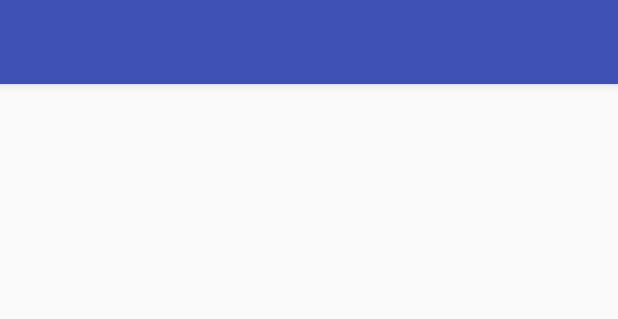
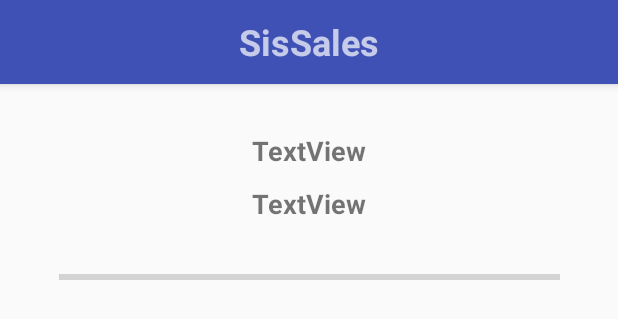
Before and after one commit to Sistemium/stm-android, an Android app: the layout activity_profile.xml on its own in the app's theme, with its tools: preview values and no code run, on a phone screen of 412 x 824 dp. Shown: the top 319 px of the screen. Run offline under Robolectric (Android 15) with nearby library versions, the phone set to English and light mode, and no system bars.

Commit message:
profile with progress

```diff
--- a/app/src/main/res/layout/activity_profile.xml
+++ b/app/src/main/res/layout/activity_profile.xml
@@ -16,7 +16,19 @@
             android:layout_width="match_parent"
             android:layout_height="?attr/actionBarSize"
             android:background="?attr/colorPrimary"
-            app:popupTheme="@style/AppTheme.PopupOverlay" />
+            app:popupTheme="@style/AppTheme.PopupOverlay" >
+
+            <TextView
+                android:id="@+id/toolbar_title"
+                android:layout_width="wrap_content"
+                android:layout_height="wrap_content"
+                android:layout_gravity="center"
+                android:text="@string/title_activity_profile"
+                android:textSize="24sp"
+                android:textStyle="bold" />
+
+        </android.support.v7.widget.Toolbar>
+
 
     </android.support.design.widget.AppBarLayout>
 
--- a/app/src/main/res/layout/content_profile.xml
+++ b/app/src/main/res/layout/content_profile.xml
@@ -8,4 +8,44 @@
     tools:context="com.sistemium.sissales.activities.ProfileActivity"
     tools:showIn="@layout/activity_profile">
 
+    <ProgressBar
+        android:id="@+id/progressBar"
+        style="?android:attr/progressBarStyleHorizontal"
+        android:layout_width="334dp"
+        android:layout_height="57dp"
+        android:layout_marginEnd="16dp"
+        android:layout_marginStart="16dp"
+        android:layout_marginTop="8dp"
+        app:layout_constraintEnd_toEndOf="parent"
+        app:layout_constraintStart_toStartOf="parent"
+        app:layout_constraintTop_toBottomOf="@+id/phoneNumber" />
+
+    <TextView
+        android:id="@+id/profileName"
+        android:layout_width="wrap_content"
+        android:layout_height="27dp"
+        android:layout_marginEnd="8dp"
+        android:layout_marginStart="8dp"
+        android:layout_marginTop="32dp"
+        android:autoText="false"
+        android:text="TextView"
+        android:textSize="18sp"
+        android:textStyle="bold"
+        app:layout_constraintEnd_toEndOf="parent"
+        app:layout_constraintStart_toStartOf="parent"
+        app:layout_constraintTop_toTopOf="parent" />
+
+    <TextView
+        android:id="@+id/phoneNumber"
+        android:layout_width="wrap_content"
+        android:layout_height="wrap_content"
+        android:layout_marginEnd="8dp"
+        android:layout_marginStart="8dp"
+        android:layout_marginTop="8dp"
+        android:text="TextView"
+        android:textSize="18sp"
+        android:textStyle="bold"
+        app:layout_constraintEnd_toEndOf="parent"
+        app:layout_constraintStart_toStartOf="parent"
+        app:layout_constraintTop_toBottomOf="@+id/profileName" />
 </android.support.constraint.ConstraintLayout>
```
Also changed, not shown: app/src/main/AndroidManifest.xml (+5 -2 lines), app/src/main/java/com/sistemium/sissales/activities/ProfileActivity.kt (+26 -0 lines), app/src/main/java/com/sistemium/sissales/activityController/ProfileActivityController.kt (added, +45 -0 lines), app/src/main/java/com/sistemium/sissales/base/session/STMCoreAuthController.kt (+18 -0 lines), app/src/main/java/com/sistemium/sissales/base/session/STMSyncerHelper.kt (+9 -0 lines).
